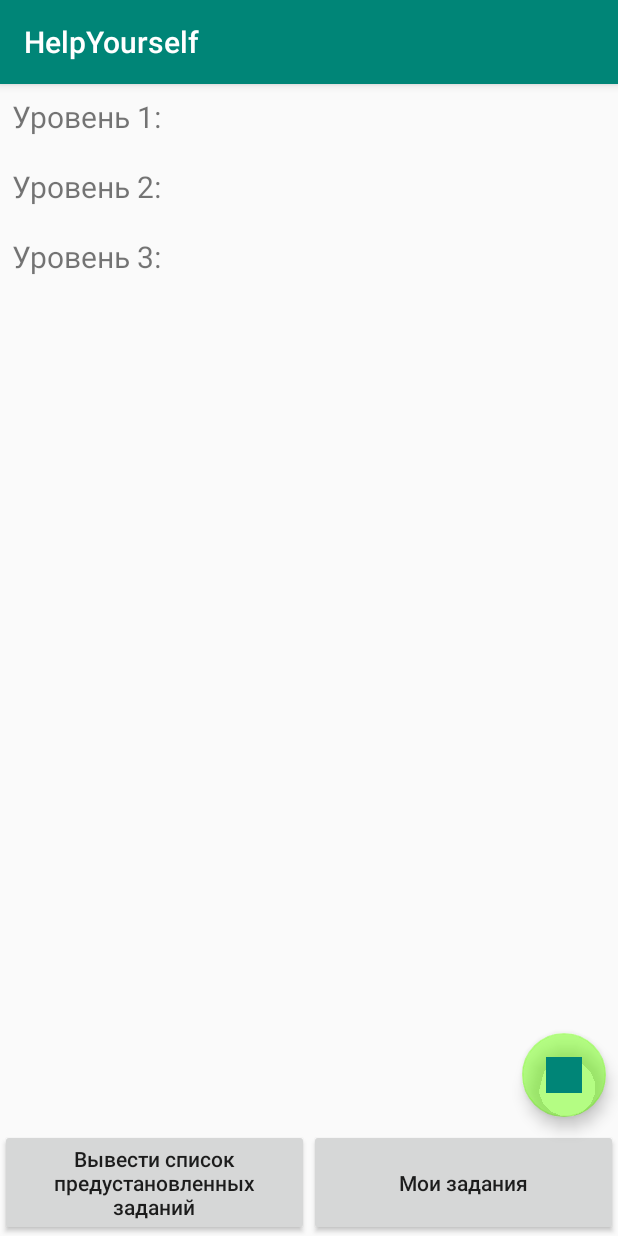
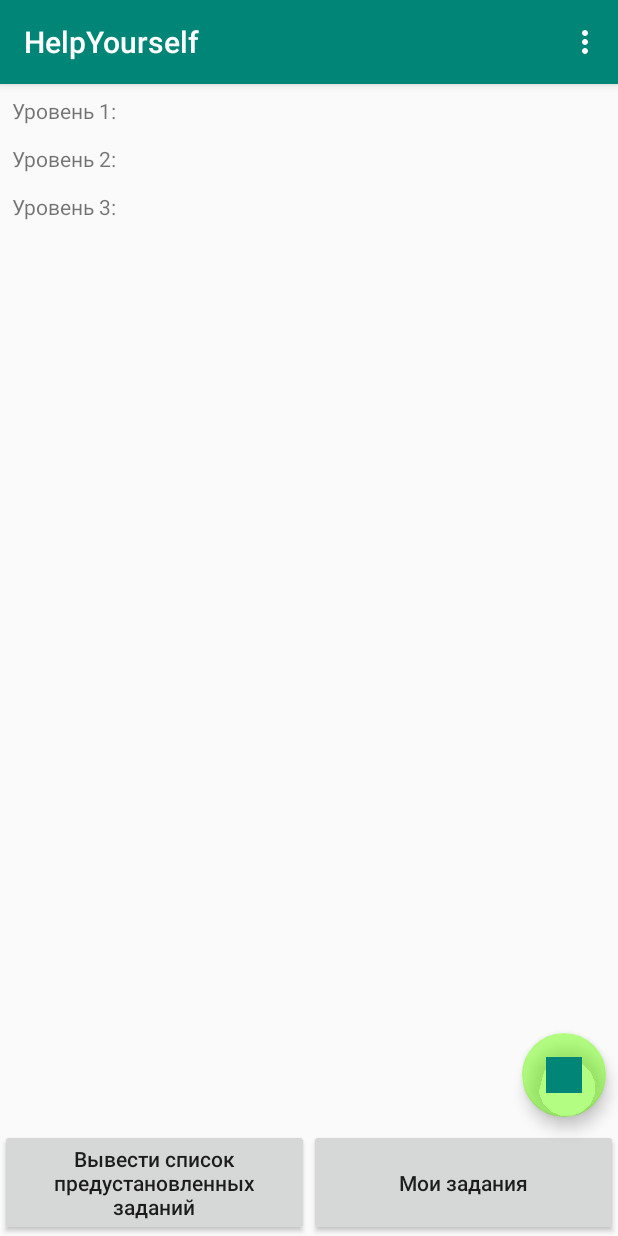
Before and after one commit to ctrlc0ctrlv/HelpYourself, an Android app: the Show_DB_Activity screen opened directly, with no data from a screen before it, after a tap on "Вывести список предустановленных заданий", on a phone screen of 412 x 824 dp. Run offline under Robolectric (Android 15) with nearby library versions, the phone set to English and light mode, and no system bars; 10 statements that could not run were skipped.

Commit message:
Некоторые важные изменения (в частности сохранение прогресса при решении)

```diff
--- a/src/main/java/com/example/examhelper/DefaultTasksDBHelper.java
+++ b/src/main/java/com/example/examhelper/DefaultTasksDBHelper.java
@@ -14,7 +14,7 @@ import java.io.OutputStream;
 public class DefaultTasksDBHelper extends SQLiteOpenHelper {
     private static String DB_NAME = "default.db";
     private static String DB_PATH = "";
-    private static final int DB_VERSION = 10;
+    private static final int DB_VERSION = 11;
 
     private SQLiteDatabase mDataBase;
     private final Context mContext;
--- a/src/main/java/com/example/examhelper/Show_DB_Activity.java
+++ b/src/main/java/com/example/examhelper/Show_DB_Activity.java
@@ -1,20 +1,34 @@
 package com.example.examhelper;
 
+import android.app.AlertDialog;
+import android.content.Context;
+import android.content.DialogInterface;
 import android.content.Intent;
+import android.content.SharedPreferences;
 import android.database.Cursor;
 import android.database.SQLException;
 import android.database.sqlite.SQLiteDatabase;
 import android.graphics.Typeface;
+import android.os.Build;
+import android.preference.PreferenceManager;
+import android.support.annotation.RequiresApi;
 import android.support.design.widget.FloatingActionButton;
+import android.support.design.widget.TextInputEditText;
 import android.support.v7.app.AppCompatActivity;
 import android.os.Bundle;
+import android.util.Log;
+import android.util.TypedValue;
+import android.view.Menu;
+import android.view.MenuItem;
 import android.view.View;
 import android.widget.Button;
 import android.widget.TextView;
+import android.widget.Toast;
 
 import com.example.examhelper.data.CustomDbHelper;
 
 import java.io.IOException;
+import java.util.Objects;
 
 public class Show_DB_Activity extends AppCompatActivity implements View.OnClickListener{
         //Переменная для работы с БД
@@ -22,6 +36,8 @@ public class Show_DB_Activity extends AppCompatActivity implements View.OnClickL
         private SQLiteDatabase mDb;
         private CustomDbHelper cDBHelper;
         private SQLiteDatabase cDb;
+        AlertDialog.Builder ad;
+
 
         protected void onCreate(Bundle savedInstanceState) {
         super.onCreate(savedInstanceState);
@@ -32,8 +48,8 @@ public class Show_DB_Activity extends AppCompatActivity implements View.OnClickL
         Button button5 = findViewById(R.id.button5);
         FloatingActionButton fab = findViewById(R.id.fab);
         button6.setOnClickListener(this);
-        //button5.setOnClickListener(this);
-        //fab.setOnClickListener(this);
+        button5.setOnClickListener(this);
+        fab.setOnClickListener(this);
 
         mDBHelper = new DefaultTasksDBHelper(this);
         cDBHelper = new CustomDbHelper(this);
@@ -43,28 +59,62 @@ public class Show_DB_Activity extends AppCompatActivity implements View.OnClickL
         } catch (IOException mIOException) {
             throw new Error("UnableToUpdateDatabase");
             }
-
         try {
             mDb = mDBHelper.getReadableDatabase();
-            //cDb = cDBHelper.getWritableDatabase();
-            //cDBHelper.onCreate(cDb);
+            cDb = cDBHelper.getWritableDatabase();
+            cDBHelper.onCreate(cDb);
         } catch (SQLException mSQLException) {
             throw mSQLException;
             }
+
+            //УВЕДОМЛЕНИЕ НА СЛУЧАЙ УДАЛЕНИЯ БАЗЫ С ЗАДАНИЯМИ
+            final Context context;
+            context = Show_DB_Activity.this;
+            String title = "Вы уверены? Это действие невозможно отменить";
+            String message = "Будут удалены все задания, кроме предустановленных";
+            String yesString = "Да";
+            String noString = "Отмена";
+            ad = new AlertDialog.Builder(context);
+            ad.setTitle(title);  // заголовок
+            ad.setMessage(message); // сообщение
+            ad.setCancelable(false);
+            ad.setPositiveButton(yesString, new DialogInterface.OnClickListener() {
+                public void onClick(DialogInterface dialog, int arg1) {
+                    cDBHelper.onDelete(cDb);
+                    TextView text_view_info = findViewById(R.id.text_view_info);
+                    text_view_info.setText("");
+                    }
+                });
+            ad.setNegativeButton(noString, new DialogInterface.OnClickListener() {
+                public void onClick(DialogInterface dialog, int arg1) { }
+            });
         }
 
-        @Override
+
+    @Override
         public void onClick(View view) {
+            Bundle arguments = getIntent().getExtras();
             switch (view.getId()){
+                case R.id.fab:
+                Intent intent = new Intent(Show_DB_Activity.this, DataBaseActivity.class);
+                assert arguments != null;
+                int Number  = arguments.getInt("number");
+                String subject = arguments.getString("subject");
+                intent.putExtra("number",Number);
+                intent.putExtra("subject",subject);
+                startActivity(intent);
+                break;
+
                 case R.id.button6:
                     TextView text_view_info = findViewById(R.id.text_view_info);
                     String product = "";
                     for (int i=1; i<4; i++){
                         product += getString(R.string.level)+" "+i+":\n";
-                        Bundle arguments = getIntent().getExtras();
+                        arguments = getIntent().getExtras();
                         assert arguments != null;
                         String TABLE_SUBJECT_NAME = arguments.getString("subject");
                         int number = arguments.getInt ("number");
+
                         Cursor cursor = mDb.rawQuery("SELECT * FROM "+TABLE_SUBJECT_NAME+" WHERE level =="+i+" AND number =="+number, null);
                         cursor.moveToFirst();
                         while (!cursor.isAfterLast()) {
@@ -77,16 +127,7 @@ public class Show_DB_Activity extends AppCompatActivity implements View.OnClickL
                     }
                     text_view_info.setText(product);
                     break;
-                case R.id.fab:
-                    Intent intent = new Intent(Show_DB_Activity.this, DataBaseActivity.class);
-                    Bundle arguments = getIntent().getExtras();
-                    assert arguments != null;
-                    int Number  = arguments.getInt("number");
-                    String subject = arguments.getString("subject");
-                    intent.putExtra("number",Number);
-                    intent.putExtra("subject",subject);
-                    startActivity(intent);
-                    break;
+
                 case R.id.button5:
                     text_view_info = findViewById(R.id.text_view_info);
                     product = "";
@@ -110,4 +151,52 @@ public class Show_DB_Activity extends AppCompatActivity implements View.OnClickL
                     break;
             }
         }
+
+    public boolean onCreateOptionsMenu(Menu menu) {
+        getMenuInflater().inflate(R.menu.main, menu);
+        MenuItem action_delete_progress = menu.findItem(R.id.action_delete_progress);
+        MenuItem action_reload_task = menu.findItem(R.id.action_reload_task);
+        action_reload_task.setVisible(false);
+        action_delete_progress.setVisible(false);
+        return true;
+    }
+
+    public boolean onOptionsItemSelected(MenuItem item) {
+        switch (item.getItemId()){
+            case R.id.action_settings:
+                Intent intent = new Intent();
+                intent.setClass(this, SettingsActivity.class);
+                startActivity(intent);
+                return true;
+            case R.id.action_clear_database:
+                ad.create();
+                ad.show();
+            default:
+                return true;
+        }
+    }
+
+    @RequiresApi(api = Build.VERSION_CODES.KITKAT)
+    @Override
+    public void onResume() {
+        super.onResume();
+        Log.d("myLogs", "Resume");
+        SharedPreferences prefs = PreferenceManager.getDefaultSharedPreferences(this);
+        // читаем размер шрифта из EditTextPreference
+        Float fSize = Float.parseFloat(Objects.requireNonNull(prefs.getString(getString(R.string.pref_size), "14")));
+        // применяем настройки в текстовом поле
+        TextView text_view_info = findViewById(R.id.text_view_info);
+        text_view_info.setTextSize(TypedValue.COMPLEX_UNIT_SP, fSize);
+        //Применяем настройки стиля шрифта
+        String regular = prefs.getString(getString(R.string.pref_style), "");
+        int typeface = Typeface.NORMAL;
+        assert regular != null;
+        if (regular.contains("Полужирный"))
+            typeface += Typeface.BOLD;
+        if (regular.contains("Курсив"))
+            typeface += Typeface.ITALIC;
+        // меняем настройки в TextView
+        text_view_info.setTypeface(null, typeface);
+        text_view_info.setText("");
+    }
 }
```
Also changed, not shown: src/main/assets/default.db.
